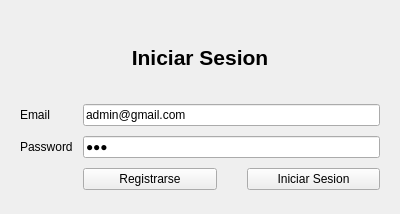
Above: Fase2/windowmain.ui from D3r3-k/-EDD-Proyecto_202001151 before the change. Below: the same form after it.
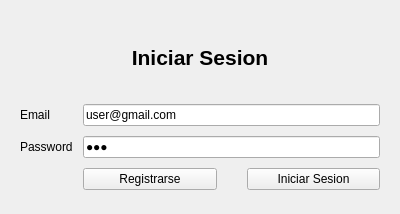
That is the form after the change. Icons and pictures are not drawn.

Diff of the .ui file:
```diff
--- a/Fase2/windowmain.ui
+++ b/Fase2/windowmain.ui
@@ -79,7 +79,7 @@
        <item row="0" column="1">
         <widget class="QLineEdit" name="emailLineEdit">
          <property name="text">
-          <string>admin@gmail.com</string>
+          <string>user@gmail.com</string>
          </property>
          <property name="placeholderText">
           <string>correo@gmail.com</string>
```
Left out of the diff: 3 changed lines with no effect on the pictures.
